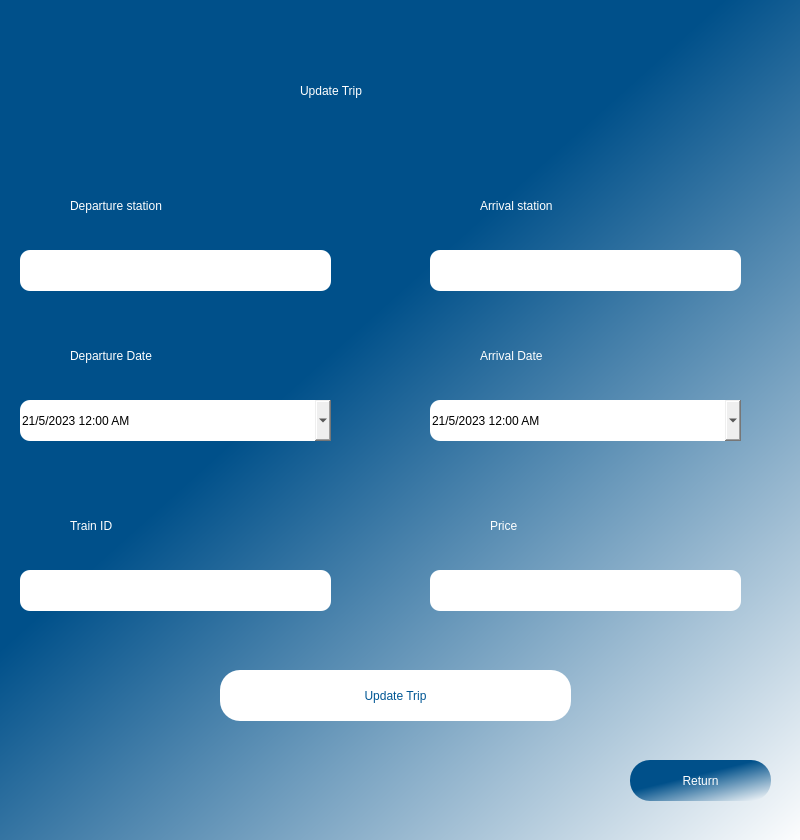
This is ui/UpdateTrip.ui in kareemsakkary/TrainBookingSystem as Qt 5 draws it before an edit. The edited form follows.
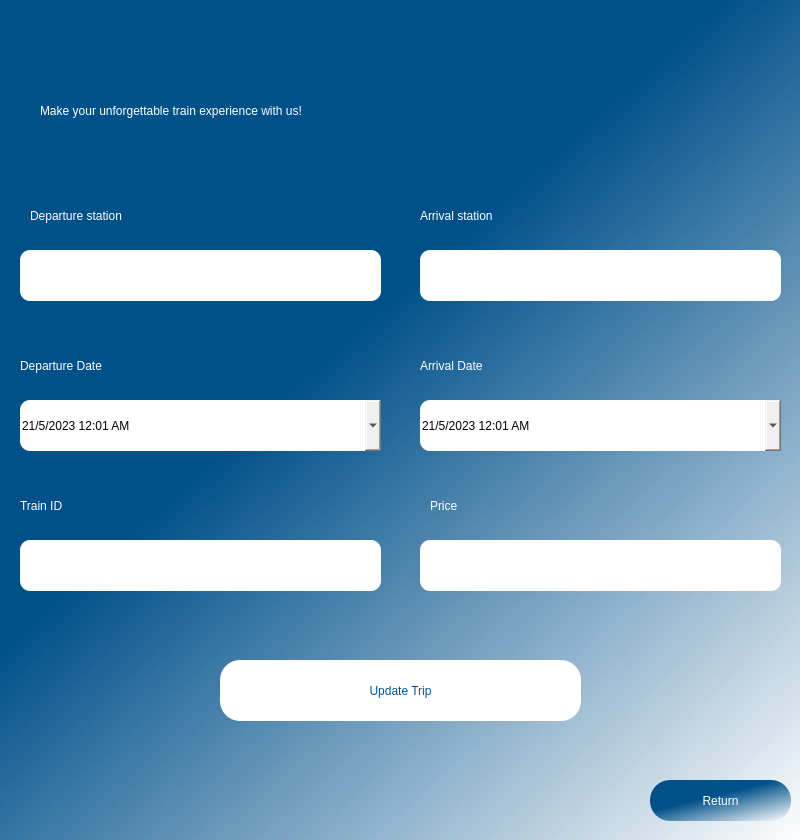
This is the edited form.

What changed in the file:
```diff
--- a/ui/UpdateTrip.ui
+++ b/ui/UpdateTrip.ui
@@ -29,30 +29,13 @@
 
 }</string>
    </property>
-   <widget class="QLabel" name="label_3">
-    <property name="geometry">
-     <rect>
-      <x>300</x>
-      <y>60</y>
-      <width>171</width>
-      <height>61</height>
-     </rect>
-    </property>
-    <property name="styleSheet">
-     <string notr="true">font: 20 20pt &quot;Sitka Heading Semibold&quot;;
-color: rgb(255, 255, 255);</string>
-    </property>
-    <property name="text">
-     <string>Update Trip</string>
-    </property>
-   </widget>
    <widget class="QLineEdit" name="inputPrice">
     <property name="geometry">
      <rect>
-      <x>430</x>
-      <y>570</y>
-      <width>311</width>
-      <height>41</height>
+      <x>420</x>
+      <y>540</y>
+      <width>361</width>
+      <height>51</height>
      </rect>
     </property>
     <property name="styleSheet">
@@ -62,8 +45,8 @@
    <widget class="QLabel" name="priceLabel">
     <property name="geometry">
      <rect>
-      <x>490</x>
-      <y>510</y>
+      <x>430</x>
+      <y>490</y>
       <width>181</width>
       <height>31</height>
      </rect>
@@ -80,9 +63,9 @@
     <property name="geometry">
      <rect>
       <x>220</x>
-      <y>670</y>
-      <width>351</width>
-      <height>51</height>
+      <y>660</y>
+      <width>361</width>
+      <height>61</height>
      </rect>
     </property>
     <property name="styleSheet">
@@ -110,8 +93,8 @@
      <rect>
       <x>20</x>
       <y>250</y>
-      <width>311</width>
-      <height>41</height>
+      <width>361</width>
+      <height>51</height>
      </rect>
     </property>
     <property name="styleSheet">
@@ -121,8 +104,8 @@
    <widget class="QLabel" name="departureStationLabel">
     <property name="geometry">
      <rect>
-      <x>70</x>
-      <y>190</y>
+      <x>30</x>
+      <y>200</y>
       <width>221</width>
       <height>31</height>
      </rect>
@@ -138,8 +121,8 @@
    <widget class="QLabel" name="arrivalStationLabel">
     <property name="geometry">
      <rect>
-      <x>480</x>
-      <y>190</y>
+      <x>420</x>
+      <y>200</y>
       <width>241</width>
       <height>31</height>
      </rect>
@@ -155,8 +138,8 @@
    <widget class="QLabel" name="startDateLabel">
     <property name="geometry">
      <rect>
-      <x>70</x>
-      <y>340</y>
+      <x>20</x>
+      <y>350</y>
       <width>241</width>
       <height>31</height>
      </rect>
@@ -172,10 +155,10 @@
    <widget class="QLineEdit" name="inputArrivalStation">
     <property name="geometry">
      <rect>
-      <x>430</x>
+      <x>420</x>
       <y>250</y>
-      <width>311</width>
-      <height>41</height>
+      <width>361</width>
+      <height>51</height>
      </rect>
     </property>
     <property name="styleSheet">
@@ -185,8 +168,8 @@
    <widget class="QPushButton" name="returnButton">
     <property name="geometry">
      <rect>
-      <x>630</x>
-      <y>760</y>
+      <x>650</x>
+      <y>780</y>
       <width>141</width>
       <height>41</height>
      </rect>
@@ -211,8 +194,8 @@
    <widget class="QLabel" name="endDateLabel">
     <property name="geometry">
      <rect>
-      <x>480</x>
-      <y>340</y>
+      <x>420</x>
+      <y>350</y>
       <width>241</width>
       <height>31</height>
      </rect>
@@ -228,8 +211,8 @@
    <widget class="QLabel" name="trainIDLabel">
     <property name="geometry">
      <rect>
-      <x>70</x>
-      <y>510</y>
+      <x>20</x>
+      <y>490</y>
       <width>191</width>
       <height>31</height>
      </rect>
@@ -246,9 +229,9 @@
     <property name="geometry">
      <rect>
       <x>20</x>
-      <y>570</y>
-      <width>311</width>
-      <height>41</height>
+      <y>540</y>
+      <width>361</width>
+      <height>51</height>
      </rect>
     </property>
     <property name="styleSheet">
@@ -263,13 +246,33 @@
      <rect>
       <x>20</x>
       <y>400</y>
-      <width>311</width>
-      <height>41</height>
+      <width>361</width>
+      <height>51</height>
      </rect>
     </property>
     <property name="styleSheet">
      <string notr="true">border-radius: 10px;</string>
     </property>
+    <property name="maximumDateTime">
+     <datetime>
+      <hour>23</hour>
+      <minute>59</minute>
+      <second>59</second>
+      <year>2025</year>
+      <month>12</month>
+      <day>31</day>
+     </datetime>
+    </property>
+    <property name="minimumDateTime">
+     <datetime>
+      <hour>0</hour>
+      <minute>1</minute>
+      <second>0</second>
+      <year>2023</year>
+      <month>5</month>
+      <day>21</day>
+     </datetime>
+    </property>
     <property name="minimumDate">
      <date>
       <year>2023</year>
@@ -287,15 +290,35 @@
    <widget class="QDateTimeEdit" name="inputEndDate">
     <property name="geometry">
      <rect>
-      <x>430</x>
+      <x>420</x>
       <y>400</y>
-      <width>311</width>
-      <height>41</height>
+      <width>361</width>
+      <height>51</height>
      </rect>
     </property>
     <property name="styleSheet">
      <string notr="true">border-radius: 10px;</string>
     </property>
+    <property name="maximumDateTime">
+     <datetime>
+      <hour>23</hour>
+      <minute>59</minute>
+      <second>59</second>
+      <year>2025</year>
+      <month>12</month>
+      <day>31</day>
+     </datetime>
+    </property>
+    <property name="minimumDateTime">
+     <datetime>
+      <hour>0</hour>
+      <minute>1</minute>
+      <second>0</second>
+      <year>2023</year>
+      <month>5</month>
+      <day>21</day>
+     </datetime>
+    </property>
     <property name="minimumDate">
      <date>
       <year>2023</year>
@@ -313,9 +336,9 @@
    <widget class="QLabel" name="error">
     <property name="geometry">
      <rect>
-      <x>210</x>
-      <y>750</y>
-      <width>391</width>
+      <x>180</x>
+      <y>730</y>
+      <width>441</width>
       <height>20</height>
      </rect>
     </property>
@@ -330,6 +353,23 @@
      <set>Qt::AlignCenter</set>
     </property>
    </widget>
+   <widget class="QLabel" name="title">
+    <property name="geometry">
+     <rect>
+      <x>40</x>
+      <y>80</y>
+      <width>721</width>
+      <height>61</height>
+     </rect>
+    </property>
+    <property name="styleSheet">
+     <string notr="true">font: 20 20pt &quot;Sitka Heading Semibold&quot;;
+color: rgb(255, 255, 255);</string>
+    </property>
+    <property name="text">
+     <string>Make your unforgettable train experience with us!</string>
+    </property>
+   </widget>
   </widget>
  </widget>
  <resources/>
```
